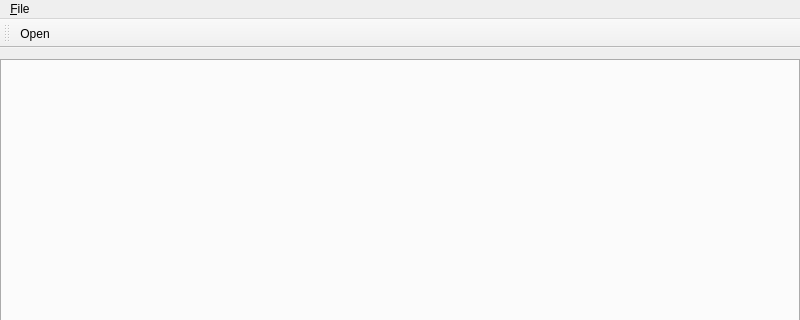
Above: mainwindow.ui from graphia-app/graphia before the change; both pictures show x 0 to 800 and y 0 to 320 of the 800 by 600 pixel window. Below: the same form after it.
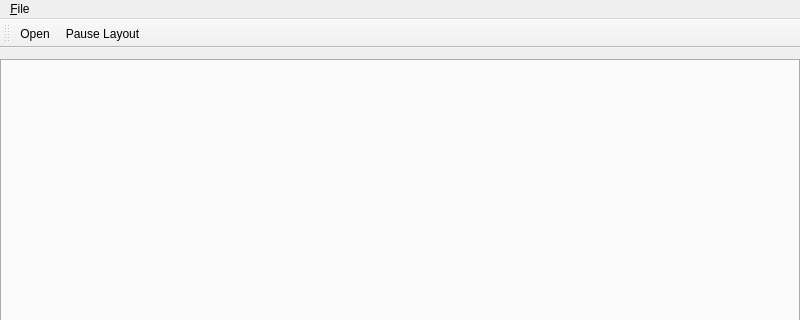
That is the form after the change.

Commit message: Add pause layout button to toolbar

What changed in the file:
```diff
--- a/mainwindow.ui
+++ b/mainwindow.ui
@@ -80,6 +80,7 @@
     <bool>false</bool>
    </attribute>
    <addaction name="actionOpen"/>
+   <addaction name="actionPause_Layout"/>
   </widget>
   <widget class="QStatusBar" name="statusBar"/>
   <action name="actionOpen">
@@ -98,6 +99,11 @@
     <string>Ctrl+Q</string>
    </property>
   </action>
+  <action name="actionPause_Layout">
+   <property name="text">
+    <string>Pause Layout</string>
+   </property>
+  </action>
  </widget>
  <layoutdefault spacing="6" margin="11"/>
  <resources/>
```
The commit also changes 5 other files.
